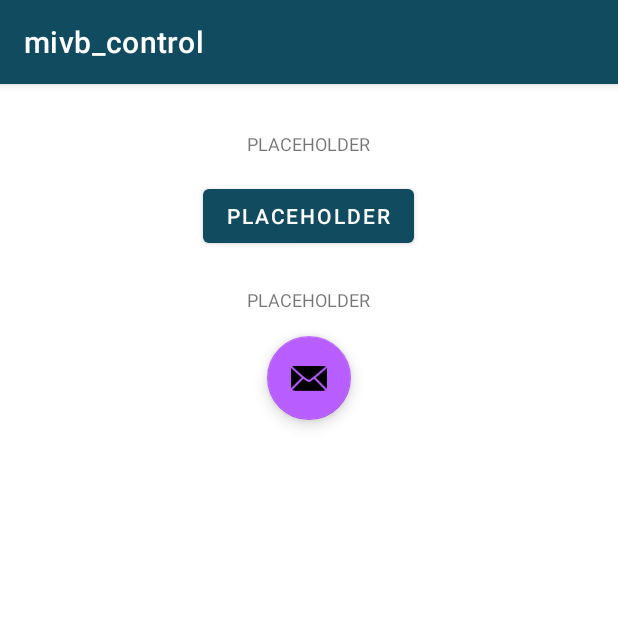
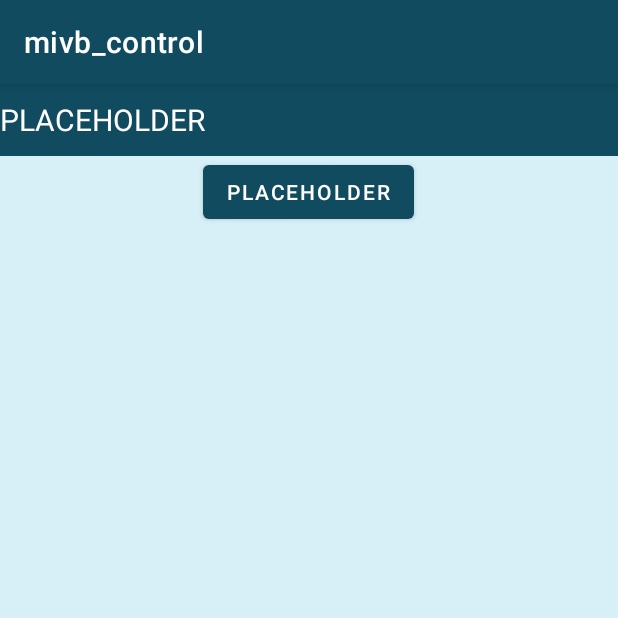
Before and after one commit to dersian/MIVB-Control, an Android app: the screen it shows after launch (MainActivity), on a phone screen of 412 x 824 dp, the top half of it. Run offline under Robolectric (Android 15) with nearby library versions, the phone set to English and light mode, and no system bars.

Commit message:
Learning dynamic layouts

```diff
--- a/persSam/app/src/main/res/layout/activity_main.xml
+++ b/persSam/app/src/main/res/layout/activity_main.xml
@@ -1,21 +1,34 @@
 <?xml version="1.0" encoding="utf-8"?>
+
+
 <LinearLayout xmlns:android="http://schemas.android.com/apk/res/android"
     xmlns:app="http://schemas.android.com/apk/res-auto"
     xmlns:tools="http://schemas.android.com/tools"
     android:layout_width="match_parent"
     android:layout_height="match_parent"
-    android:layout_margin="16dp"
+    android:layout_margin="0dp"
     android:orientation="vertical"
-    tools:context=".MainActivity">
+    tools:context=".MainActivity"
+    android:background="?attr/backgroundColor"
+
+
+
+    >
+
+
+
+
 
     <TextView
-        android:layout_width="wrap_content"
+        android:layout_width="match_parent"
         android:layout_height="48dp"
-        android:layout_gravity="center_horizontal"
+        android:layout_gravity="left"
+        android:background="?attr/colorPrimary"
         android:gravity="center_vertical"
         android:text="@string/PLACEHOLDER"
         android:textAllCaps="true"
-        android:textSize="12sp" />
+        android:textColor="?attr/colorOnPrimary"
+        android:textSize="20sp" />
 
     <Button
         android:layout_width="wrap_content"
@@ -24,21 +37,5 @@
         android:text="@string/PLACEHOLDER"
         tools:ignore="DuplicateSpeakableTextCheck" />
 
-    <TextView
-        android:layout_width="wrap_content"
-        android:layout_height="48dp"
-        android:layout_gravity="center_horizontal"
-        android:layout_marginTop="8dp"
-        android:gravity="center_vertical"
-        android:text="@string/PLACEHOLDER"
-        android:textAllCaps="true"
-        android:textSize="12sp" />
-
-    <com.google.android.material.floatingactionbutton.FloatingActionButton
-        android:layout_width="wrap_content"
-        android:layout_height="wrap_content"
-        android:layout_gravity="center_horizontal"
-        android:contentDescription="@string/PLACEHOLDER"
-        app:srcCompat="@android:drawable/ic_dialog_email" />
 
 </LinearLayout>
--- a/persSam/app/src/main/res/values/colors.xml
+++ b/persSam/app/src/main/res/values/colors.xml
@@ -7,4 +7,6 @@
     <color name="yellow_100">#FFBA00</color>
     <color name="black">#FF000000</color>
     <color name="white">#FFFFFFFF</color>
+    <color name="blue00">#D7F0F8</color>
+
 </resources>
--- a/persSam/app/src/main/res/values/themes.xml
+++ b/persSam/app/src/main/res/values/themes.xml
@@ -5,6 +5,8 @@
         <item name="colorPrimary">@color/teal_100</item>
         <item name="colorPrimaryVariant">@color/blue_100</item>
         <item name="colorOnPrimary">@color/white</item>
+        <item name="backgroundColor">@color/blue00</item>
+
         <!-- Secondary brand color. -->
         <item name="colorSecondary">@color/purple_100</item>
         <item name="colorSecondaryVariant">@color/red_100</item>
@@ -12,6 +14,7 @@
         <!-- Status bar color. -->
         <item name="android:statusBarColor">?attr/colorPrimaryVariant</item>
         <!-- Customize your theme here. -->
-        <item name="colorOnError">@color/yellow_100</item>
+        <item name="colorError">@color/yellow_100</item>
+
     </style>
 </resources>
--- a/persSam/build.gradle
+++ b/persSam/build.gradle
@@ -3,3 +3,6 @@ plugins {
     id 'com.android.application' version '7.3.0' apply false
     id 'com.android.library' version '7.3.0' apply false
 }
+dependencies {
+    implementation "androidx.cardview:cardview:1.0.0"
+}
```
